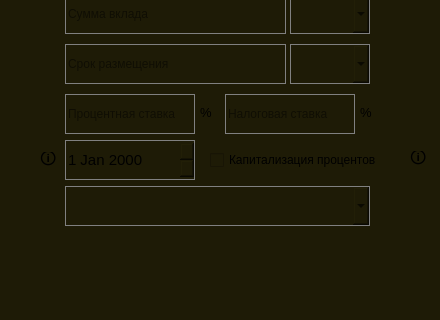
kossadda/C7_s21_SmartCalc, file src/s21_smartcalc/s21_deposit.ui: the form before one commit; both pictures show x 0 to 440 and y 90 to 410 of the 440 by 550 pixel window.
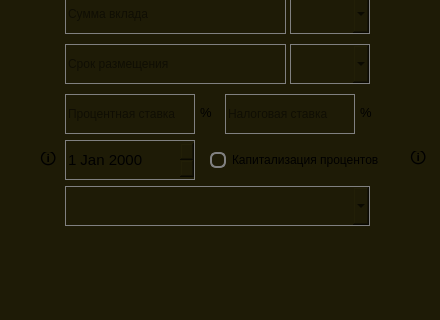
The form after the commit. Icons and pictures are not drawn.

Commit message: upd фронт

What changed in the file:
```diff
--- a/src/s21_smartcalc/s21_deposit.ui
+++ b/src/s21_smartcalc/s21_deposit.ui
@@ -459,6 +459,20 @@
       <height>24</height>
      </rect>
     </property>
+    <property name="styleSheet">
+     <string notr="true">QCheckBox::indicator {
+    border: 2px solid #808080;
+    width: 12px;
+    height: 12px;
+    border-radius: 6px;
+}
+
+QCheckBox::indicator:checked {
+    background-color: #ffA500;
+    border: 3px solid #808080;
+}
+</string>
+    </property>
     <property name="text">
      <string>Капитализация процентов</string>
     </property>
```
Left out of the diff: 6 changed lines with no effect on the pictures. The commit also changes 1 other file.
